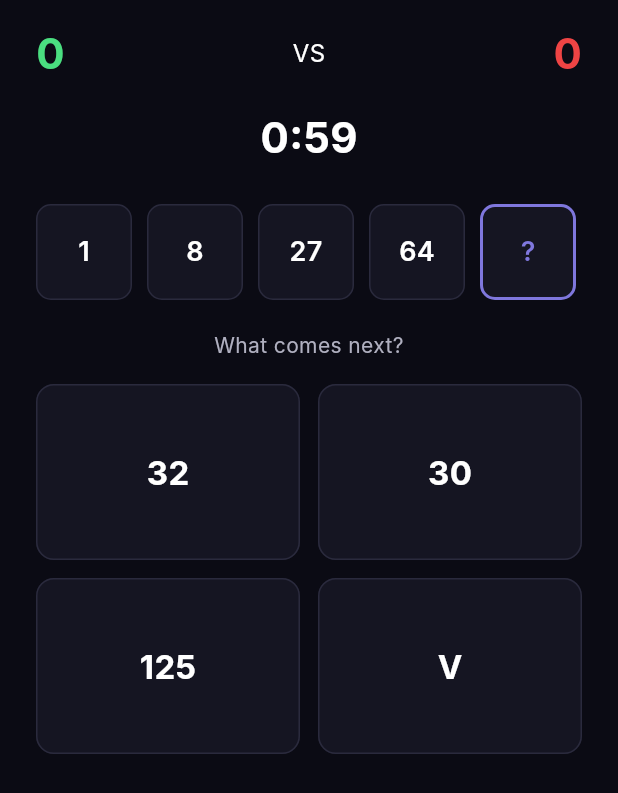
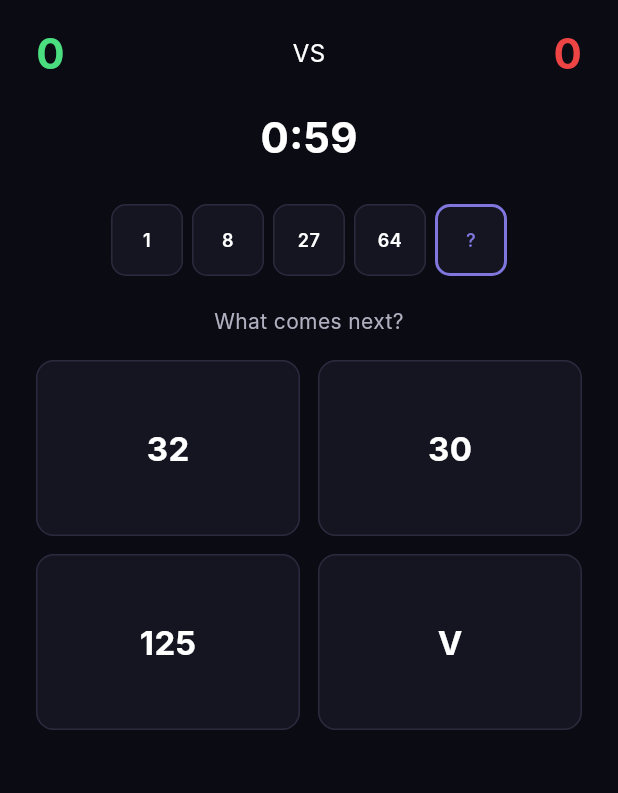
Before and after one commit to prodigy-rejoice/verra, a Flutter app: the PatternBreakerView screen opened directly with empty values, on a phone screen of 412 x 824 dp. Shown: the top 793 px of the screen. Run offline on Flutter 3.47's test engine with Material 3 defaults, Android fonts, the phone set to English and light mode, and no system bars; our stand-ins replace dio, flutter_dotenv, logger, shared_preferences, stacked, stacked_services and 2 more; accounts and stored records are empty; Roboto replaces fonts that are missing (Inter); statements that could not run were skipped.

Commit message:
Update Pattern Breaker game to track wrong answers and improve UI display

```diff
--- a/lib/features/games/pattern_breaker/pattern_breaker_view.dart
+++ b/lib/features/games/pattern_breaker/pattern_breaker_view.dart
@@ -69,7 +69,7 @@ class _GameBody extends StatelessWidget {
         children: [
           _ScoreRow(
             playerScore: viewModel.playerScore,
-            opponentScore: viewModel.opponentScore,
+            wrongAnswers: viewModel.wrongAnswers,
           ),
           const SizedBox(height: 16),
           CountdownTimerWidget(
@@ -77,7 +77,7 @@ class _GameBody extends StatelessWidget {
             isUrgent: viewModel.timeRemaining <= 10,
           ),
           const SizedBox(height: 24),
-          _SequenceRow(sequence: viewModel.sequence),
+          _SequenceRow(sequence: viewModel.displaySequence),
           const SizedBox(height: 20),
           Text(
             'What comes next?',
@@ -93,10 +93,10 @@ class _GameBody extends StatelessWidget {
 }
 
 class _ScoreRow extends StatelessWidget {
-  const _ScoreRow({required this.playerScore, required this.opponentScore});
+  const _ScoreRow({required this.playerScore, required this.wrongAnswers});
 
   final int playerScore;
-  final int opponentScore;
+  final int wrongAnswers;
 
   @override
   Widget build(BuildContext context) {
@@ -112,7 +112,7 @@ class _ScoreRow extends StatelessWidget {
         Text('VS', style: AppTextStyles.bodyLarge),
         const Spacer(),
         Text(
-          '$opponentScore',
+          '$wrongAnswers',
           style: AppTextStyles.headlineLarge.copyWith(color: AppColors.error),
         ),
       ],
@@ -127,20 +127,14 @@ class _SequenceRow extends StatelessWidget {
 
   @override
   Widget build(BuildContext context) {
-    return SizedBox(
-      height: 64,
-      child: ListView.separated(
-        scrollDirection: Axis.horizontal,
-        itemCount: sequence.length + 1,
-        separatorBuilder: (_, __) => const SizedBox(width: 10),
-        itemBuilder: (_, i) {
-          final isUnknown = i == sequence.length;
-          return _SequenceBox(
-            text: isUnknown ? '?' : sequence[i],
-            highlight: isUnknown,
-          );
-        },
-      ),
+    return Wrap(
+      spacing: 6,
+      runSpacing: 6,
+      alignment: WrapAlignment.center,
+      children: [
+        for (final item in sequence) _SequenceBox(text: item, highlight: false),
+        const _SequenceBox(text: '?', highlight: true),
+      ],
     );
   }
 }
@@ -154,7 +148,8 @@ class _SequenceBox extends StatelessWidget {
   @override
   Widget build(BuildContext context) {
     return Container(
-      width: 64,
+      width: 48,
+      height: 48,
       alignment: Alignment.center,
       decoration: BoxDecoration(
         color: AppColors.surface,
@@ -166,8 +161,10 @@ class _SequenceBox extends StatelessWidget {
       ),
       child: Text(
         text,
+        textAlign: TextAlign.center,
         style: AppTextStyles.titleLarge.copyWith(
           color: highlight ? AppColors.primary : AppColors.textPrimary,
+          fontSize: 12,
         ),
       ),
     );
@@ -181,29 +178,29 @@ class _OptionsGrid extends StatelessWidget {
 
   @override
   Widget build(BuildContext context) {
-    final opts = viewModel.options;
+    final raw = viewModel.options;
+    final display = viewModel.displayOptions;
     return GridView.count(
       crossAxisCount: 2,
       mainAxisSpacing: 12,
       crossAxisSpacing: 12,
       childAspectRatio: 1.5,
       physics: const NeverScrollableScrollPhysics(),
-      children: opts
-          .map(
-            (o) => _OptionCard(
-              option: o,
-              feedback: _feedbackFor(o),
-              onTap: () => viewModel.onOptionSelected(o),
-            ),
-          )
-          .toList(),
+      children: List.generate(
+        raw.length,
+        (i) => _OptionCard(
+          option: display[i],
+          feedback: _feedbackFor(raw[i]),
+          onTap: () => viewModel.onOptionSelected(raw[i]),
+        ),
+      ),
     );
   }
 
-  _OptionFeedback _feedbackFor(String option) {
+  _OptionFeedback _feedbackFor(String rawOption) {
     if (!viewModel.hasAnswered) return _OptionFeedback.none;
-    final isCorrect = option == viewModel.correctAnswer;
-    final isSelected = option == viewModel.selectedAnswer;
+    final isCorrect = rawOption == viewModel.correctAnswer;
+    final isSelected = rawOption == viewModel.selectedAnswer;
     if (isCorrect) return _OptionFeedback.correct;
     if (isSelected) return _OptionFeedback.wrong;
     return _OptionFeedback.none;
--- a/lib/features/games/pattern_breaker/pattern_breaker_viewmodel.dart
+++ b/lib/features/games/pattern_breaker/pattern_breaker_viewmodel.dart
@@ -18,9 +18,17 @@ class PatternBreakerViewModel extends BaseViewModel {
   final Logger _logger = getLogger('PatternBreakerViewModel');
   final Random _random = Random();
 
-  static const int _gameDuration = 120;
+  static const int _gameDuration = 60;
   static const int _feedbackMillis = 1000;
   static const int _winScore = 10;
+
+  static const Map<String, String> _displaySymbols = {
+    'circle': '⬤',
+    'square': '■',
+    'triangle': '▲',
+    'red': '🔴',
+    'blue': '🔵',
+  };
 
   static const List<Map<String, dynamic>> _patterns = [
     {'seq': ['2', '4', '8', '16'], 'answer': '32'},
@@ -64,8 +72,17 @@ class PatternBreakerViewModel extends BaseViewModel {
   List<String> _options = [];
   List<String> get options => _options;
 
+  List<String> get displaySequence => _sequence.map(_toDisplay).toList();
+
+  List<String> get displayOptions => _options.map(_toDisplay).toList();
+
+  String _toDisplay(String raw) => _displaySymbols[raw] ?? raw;
+
   int _playerScore = 0;
   int get playerScore => _playerScore;
+
+  int _wrongAnswers = 0;
+  int get wrongAnswers => _wrongAnswers;
 
   int _opponentScore = 0;
   int get opponentScore => _opponentScore;
@@ -124,6 +141,8 @@ class PatternBreakerViewModel extends BaseViewModel {
     _lastAnswerCorrect = correct;
     if (correct) {
       _playerScore++;
+    } else {
+      _wrongAnswers++;
     }
     _syncScore();
     _logger.d('Pattern answer ${correct ? 'right' : 'wrong'}');
```
